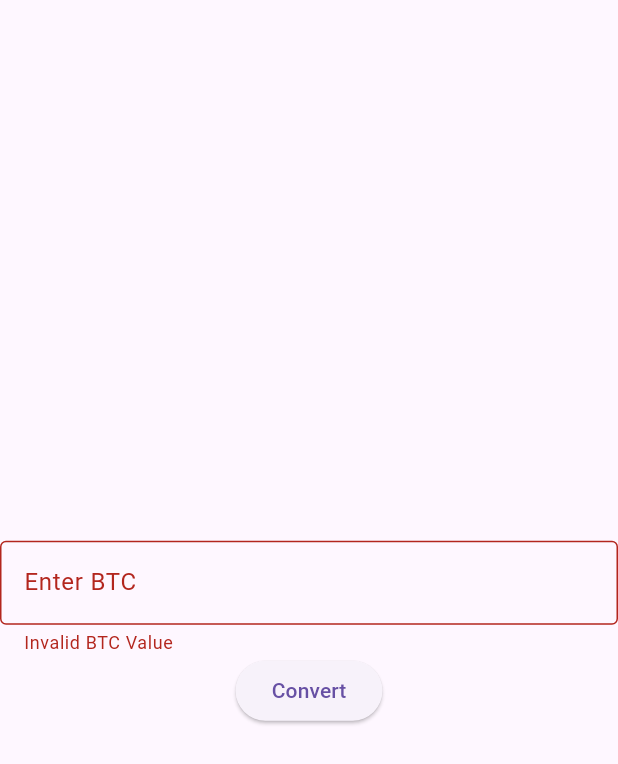
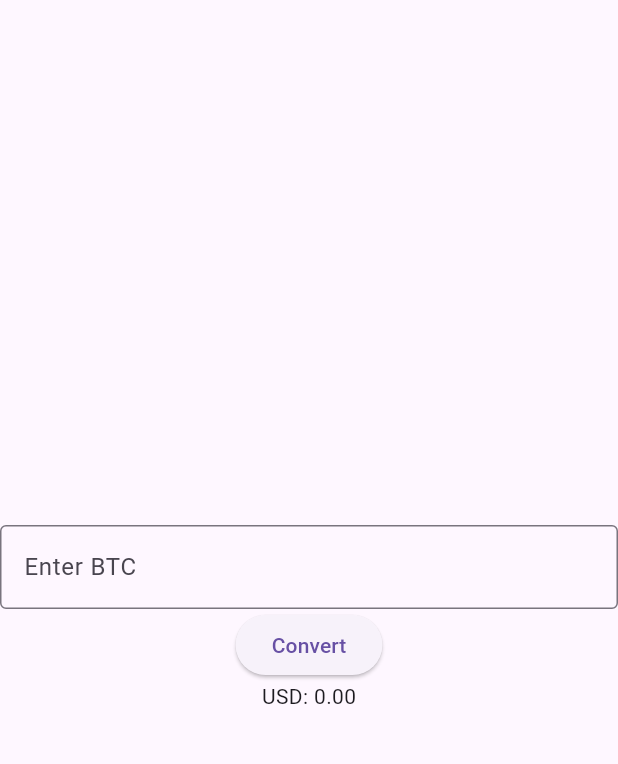
Before and after one commit to utrgv-software-engineering/bitcoin-calculator-fixed-gilbertorios, a Flutter app: the BTC_to_USD screen opened directly, after a tap on "Convert", on a phone screen of 412 x 824 dp. Shown: the top 764 px of the screen. Run offline on Flutter 3.47's test engine with Material 3 defaults, Android fonts, the phone set to English and light mode, and no system bars.

Commit message:
btctousd working-gilberto

```diff
--- a/lib/BTC_to_USD.dart
+++ b/lib/BTC_to_USD.dart
@@ -1,16 +1,14 @@
 import 'package:flutter/material.dart';
+import 'Converter.dart'; // Ensure this import is correctly pointing to your Converter class
 
 class BTC_to_USD extends StatefulWidget {
-  final BTC_to_USD converter;
-
-  BTC_to_USD({Key key, this.converter}) : super(key: key);
-
   @override
-  State<BTC_to_USD> createState() => _State();
+  State<BTC_to_USD> createState() => _BTCtoUSDState();
 }
 
-class _State extends State<BTC_to_USD> {
-  final USDTextController = TextEditingController();
+class _BTCtoUSDState extends State<BTC_to_USD> {
+  final btcTextController = TextEditingController();
+  String conversionResult = ''; // To display the conversion result
 
   @override
   Widget build(BuildContext context) {
@@ -21,23 +19,35 @@ class _State extends State<BTC_to_USD> {
             mainAxisAlignment: MainAxisAlignment.center,
             crossAxisAlignment: CrossAxisAlignment.center,
             children: <Widget>[
-          Text(""),
               TextField(
-              key: Key('USD-key'),
-              controller: USDTextController,
+                key: Key('BTC-input'), // Corrected Key
+                controller: btcTextController,
                 decoration: InputDecoration(
                   border: OutlineInputBorder(),
                   labelText: 'Enter BTC',
-                errorText: "Invalid BTC Value",
-              )),
+                ),
+              ),
               ElevatedButton(
-            key: Key('Covert_USD_Button'),
+                key: Key('Convert_USD_Button'), // Corrected Key
                 child: Text('Convert'),
                 onPressed: () {
-              Navigator.push(context,
-                  MaterialPageRoute(builder: (context) => BTC_to_USD()));
+                  // Corrected variable name and conversion call
+                  double btcAmount =
+                      double.tryParse(btcTextController.text) ?? 0;
+                  setState(() {
+                    conversionResult = Converter.convertBTCtoUSD(btcAmount);
+                  });
                 },
               ),
-        ]))));
+              if (conversionResult.isNotEmpty)
+                Text(
+                  'USD: $conversionResult',
+                  key: Key('conversionResult'), // For testability
+                ),
+            ],
+          ),
+        ),
+      ),
+    );
   }
 }
--- a/lib/Converter.dart
+++ b/lib/Converter.dart
@@ -1,22 +1,15 @@
 class Converter {
-  static double BtctoUsdRate = 64000;
-  String _value;
+  static double btcToUsdRate = 64000; // Use camelCase for variable names
 
-  Converter(String value) {
-    _value = value;
+  static String convertBTCtoUSD(double btcValue) {
+    final double usdAmount = btcValue * btcToUsdRate;
+    return usdAmount
+        .toStringAsFixed(2); // Formats the output to 2 decimal places
   }
 
-  String word() {
-    return _value;
-  }
-
-  String convertBTCtoUSD(value) {
-    final double usdAmount = value * 0.00064;
-    return ("$usdAmount");
-  }
-
-  String convertUsdtoBTD(value) {
-    final double btcAmount = value * 64000;
-    return ("$btcAmount");
+  static String convertUsdtoBTC(double usdValue) {
+    final double btcAmount = usdValue / btcToUsdRate;
+    return btcAmount
+        .toStringAsFixed(8); // Formats the output to 8 decimal places for BTC
   }
 }
```
Lines whose indentation alone changed are shown as unchanged.
